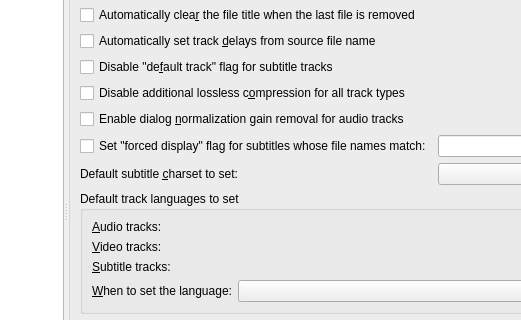
The window that src/mkvtoolnix-gui/forms/main_window/preferences_dialog.ui (jpsdr/MKVToolnix-Windows-7) describes before a commit, drawn with Qt 5; both pictures show x 174 to 695 and y 130 to 450 of the 838 by 710 pixel window.
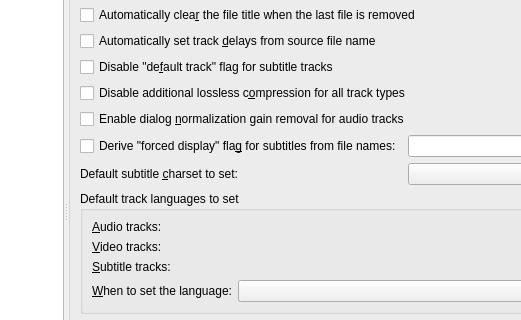
The same window after the commit. The open tabs and pages were chosen to show the change. Icons and pictures are not drawn. Custom widgets are drawn as their Qt base class.

Commit message: GUI: preferences: adjust description of "forced display" flag for subs from file names

```diff
--- a/src/mkvtoolnix-gui/forms/main_window/preferences_dialog.ui
+++ b/src/mkvtoolnix-gui/forms/main_window/preferences_dialog.ui
@@ -1324,7 +1324,7 @@
              <item row="0" column="0">
               <widget class="QCheckBox" name="cbMForcedDisplayFlagSubtitles">
                <property name="text">
-                <string>Set &quot;forced display&quot; flag for subtitles whose file names match:</string>
+                <string>Derive &quot;forced display&quot; fla&amp;g for subtitles from file names:</string>
                </property>
               </widget>
              </item>
```
